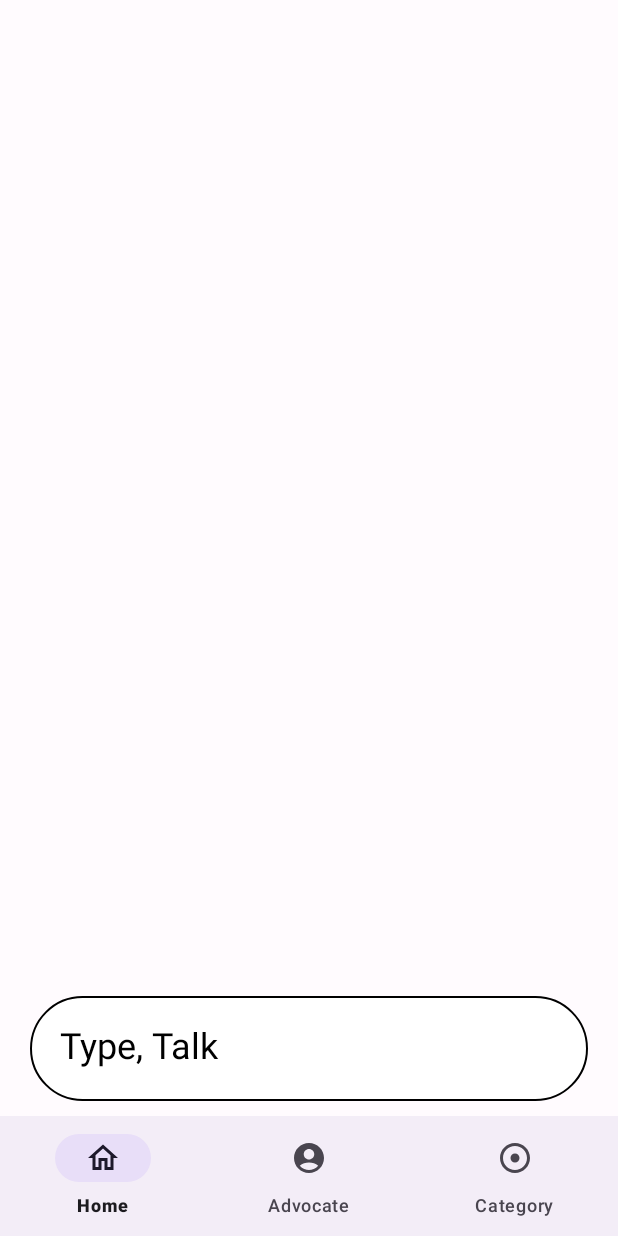
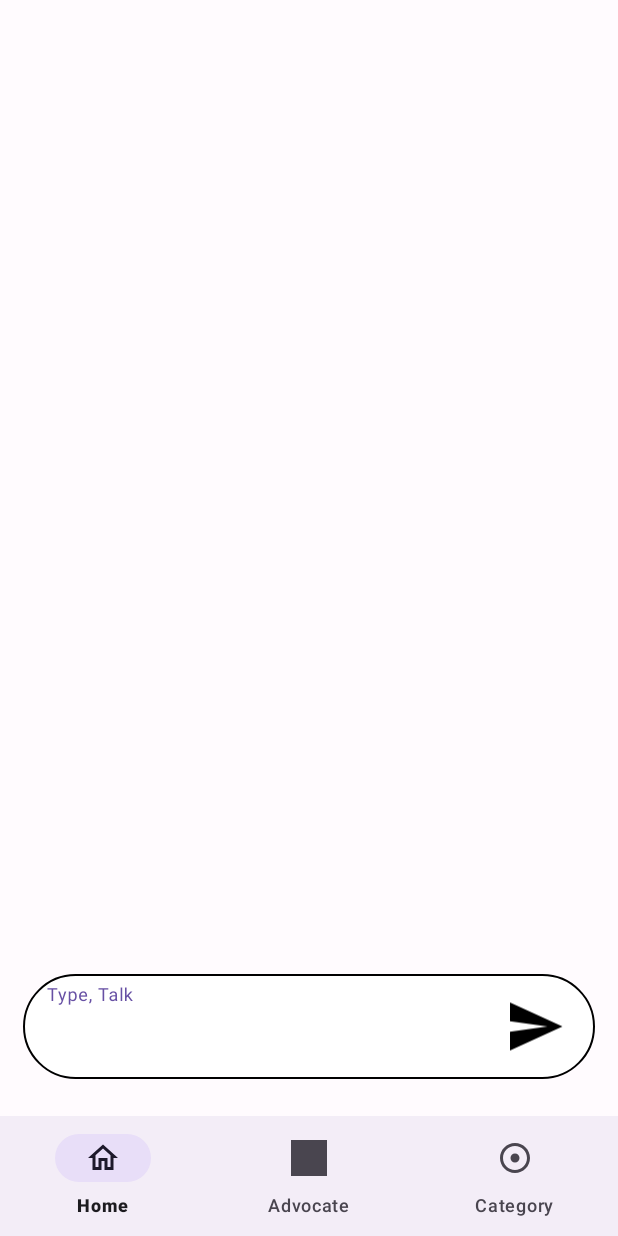
Before and after one commit to deepgr8/NyaySetu-app, an Android app: the screen it shows after launch (MainActivity), on a phone screen of 412 x 824 dp. Run offline under Robolectric (Android 15) with nearby library versions, the phone set to English and light mode, and no system bars; 1 statement that could not run was skipped.

Commit message:
third commit dd

```diff
--- a/app/src/main/java/com/example/nyaysetu/MainActivity.java
+++ b/app/src/main/java/com/example/nyaysetu/MainActivity.java
@@ -1,24 +1,19 @@
 package com.example.nyaysetu;
-
 import androidx.annotation.NonNull;
 import androidx.appcompat.app.AppCompatActivity;
 import androidx.fragment.app.Fragment;
 import androidx.fragment.app.FragmentManager;
 import androidx.fragment.app.FragmentTransaction;
 import androidx.recyclerview.widget.RecyclerView;
-
 import android.annotation.SuppressLint;
 import android.app.Application;
 import android.os.Bundle;
 import android.view.MenuItem;
 import android.widget.FrameLayout;
-
 import com.google.android.material.bottomnavigation.BottomNavigationView;
 import com.google.android.material.color.DynamicColors;
-import com.google.android.material.color.utilities.DynamicColor;
+import java.util.ArrayList;
 
-import java.util.ArrayList;
-import java.util.List;
 
 public class MainActivity extends AppCompatActivity {
     private AdvocateAdapter advocateAdapter;
@@ -36,12 +31,12 @@ public class MainActivity extends AppCompatActivity {
        FrameLayout frameLayout =findViewById(R.id.frameLayout);
 //     .....................................................................
         recyclerView = findViewById(R.id.recyclerView);
-        List<AdvocateModel> list = new ArrayList<>();
+        ArrayList<AdvocateModel> list = new ArrayList<>();
         list.add(new AdvocateModel("swati" , 5));
         list.add(new AdvocateModel("damini" , 5));
         list.add(new AdvocateModel("deepu" , 5));
         list.add(new AdvocateModel("aryan" , 5));
-        AdvocateAdapter advocateAdapter1 = new AdvocateAdapter((ArrayList<AdvocateModel>) list, getApplicationContext());
+        AdvocateAdapter advocateAdapter1 = new AdvocateAdapter(list, getApplicationContext());
         recyclerView.setAdapter(advocateAdapter1);
         bottomNavigationView.setOnNavigationItemSelectedListener(new BottomNavigationView.OnNavigationItemSelectedListener() {
             @Override
--- /dev/null
+++ b/app/src/main/res/drawable/baseline_send_24.xml
@@ -0,0 +1,5 @@
+<vector xmlns:android="http://schemas.android.com/apk/res/android" android:autoMirrored="true" android:height="32dp" android:tint="#000000" android:viewportHeight="24" android:viewportWidth="24" android:width="30dp">
+
+    <path android:fillColor="@android:color/white" android:pathData="M2.01,21L23,12 2.01,3 2,10l15,2 -15,2z"/>
+
+</vector>
--- a/app/src/main/res/layout/activity_main.xml
+++ b/app/src/main/res/layout/activity_main.xml
@@ -2,6 +2,7 @@
 
 <androidx.constraintlayout.widget.ConstraintLayout xmlns:android="http://schemas.android.com/apk/res/android"
     xmlns:app="http://schemas.android.com/apk/res-auto"
+    xmlns:tools="http://schemas.android.com/tools"
     android:layout_width="match_parent"
     android:layout_height="match_parent"
     android:orientation="vertical">
@@ -9,35 +10,51 @@
     <FrameLayout
         android:id="@+id/frameLayout"
         android:layout_width="match_parent"
-        android:layout_height="match_parent"
-        android:layout_marginBottom="80dp"
-        app:layout_constraintBottom_toBottomOf="parent"
-        app:layout_constraintEnd_toEndOf="parent"
-        app:layout_constraintStart_toStartOf="parent"
-        app:layout_constraintTop_toTopOf="parent">
-
+        android:layout_marginBottom="180dp"
+        android:layout_height="match_parent">
     </FrameLayout>
 
-    <com.google.android.material.textfield.TextInputLayout
-        android:id="@+id/textField"
-        android:background="@drawable/message_type_shape"
+    <LinearLayout
         android:layout_width="0dp"
         android:layout_height="70dp"
-        app:placeholderText="@string/message"
-        app:placeholderTextAppearance="@style/TextAppearance.AppCompat.Headline"
-        app:placeholderTextColor="@color/black"
-        android:paddingTop="16dp"
-        android:gravity="center"
-        android:paddingLeft="20dp"
-        android:layout_marginLeft="20dp"
-        android:layout_marginRight="20dp"
-        android:layout_marginBottom="10dp"
+        android:orientation="horizontal"
+        android:layout_marginLeft="15dp"
+        android:layout_marginRight="15dp"
+        android:layout_marginBottom="20dp"
+        android:background="@drawable/message_type_shape"
         app:layout_constraintBottom_toTopOf="@+id/bottom_navigation"
         app:layout_constraintEnd_toEndOf="parent"
         app:layout_constraintStart_toStartOf="parent"
-        >
+        app:layout_constraintTop_toBottomOf="@+id/frameLayout">
+        <com.google.android.material.textfield.TextInputLayout
+            android:layout_width="match_parent"
+            android:layout_weight="2"
+            android:layout_marginTop="5dp"
+            android:layout_marginBottom="2dp"
+            android:layout_gravity="center"
+            android:layout_height="match_parent">
+            <com.google.android.material.textfield.TextInputEditText
+                android:id="@+id/inputQuery"
+                android:layout_width="match_parent"
+                android:layout_height="match_parent"
+                android:layout_weight="2"
+                android:paddingLeft="28dp"
+                android:paddingTop="5dp"
+                android:background="@android:color/transparent"
+                android:hint="@string/message"
+                android:fontFamily="sans-serif"
+                android:textColorHint="@color/black"
+                android:textSize="28dp"/>
+        </com.google.android.material.textfield.TextInputLayout>
 
-    </com.google.android.material.textfield.TextInputLayout>
+        <ImageView
+            android:id="@+id/sendBtn"
+            android:layout_width="70dp"
+            android:layout_weight="1"
+            android:src="@drawable/baseline_send_24"
+            android:layout_marginRight="20dp"
+            android:layout_height="match_parent"/>
+    </LinearLayout>
 
     <com.google.android.material.bottomnavigation.BottomNavigationView
         android:id="@+id/bottom_navigation"
@@ -49,5 +66,4 @@
         app:layout_constraintStart_toStartOf="parent"
         app:menu="@menu/bottom_navigation_menu" />
 
-
 </androidx.constraintlayout.widget.ConstraintLayout>
--- a/app/src/main/res/menu/bottom_navigation_menu.xml
+++ b/app/src/main/res/menu/bottom_navigation_menu.xml
@@ -8,7 +8,7 @@
     <item
         android:id="@+id/advocate"
         android:enabled="true"
-        android:icon="@drawable/baseline_account_circle_24"
+        android:icon="@drawable/img"
         android:title="@string/advocate"/>
     <item
         android:id="@+id/category"
--- a/app/src/main/res/values/strings.xml
+++ b/app/src/main/res/values/strings.xml
@@ -5,4 +5,5 @@
     <string name="category">Category</string>
     <!-- TODO: Remove or change this placeholder text -->
     <string name="message">Type,  Talk\n</string>
+    <string name="Category_Fragment">Category</string>
 </resources>
```
Also changed, not shown: app/src/main/res/layout/advocate_detail_row.xml (+17 -30 lines), app/src/main/res/drawable/img.png (added).
